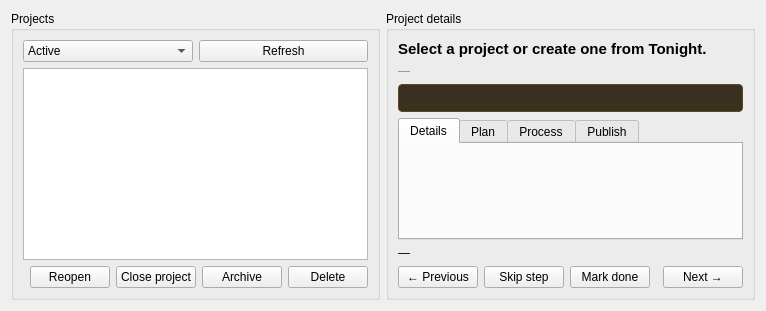
Qt form nightscribe/gui/ui/projects_tab.ui (irydeo/nightscribe) before a commit.
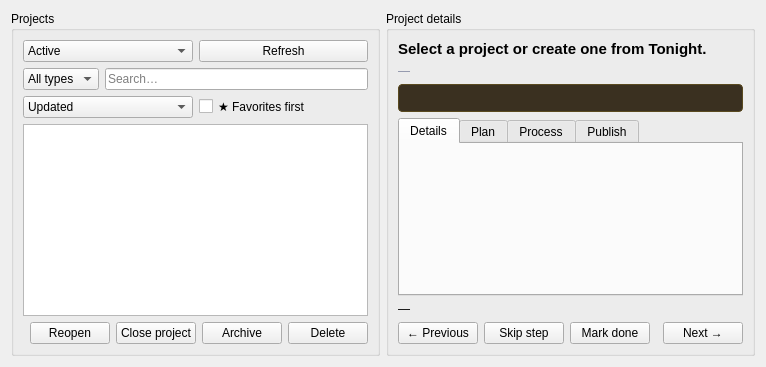
The same form after that commit.

Commit message: Core/Gui: hub classification — kind/search/favorites/sort + year grouping (subplan A3)

What changed in the file:
```diff
--- a/nightscribe/gui/ui/projects_tab.ui
+++ b/nightscribe/gui/ui/projects_tab.ui
@@ -21,6 +21,41 @@
         <item><widget class="QPushButton" name="btn_refresh"><property name="text"><string>Refresh</string></property></widget></item>
        </layout>
       </item>
+       <item>
+        <layout class="QHBoxLayout" name="classifyLayout">
+         <item>
+          <widget class="QComboBox" name="cmb_kind">
+           <item><property name="text"><string>All types</string></property></item>
+           <item><property name="text"><string>SN</string></property></item>
+           <item><property name="text"><string>NEO</string></property></item>
+           <item><property name="text"><string>Comet</string></property></item>
+           <item><property name="text"><string>PCCP</string></property></item>
+           <item><property name="text"><string>Transit</string></property></item>
+          </widget>
+         </item>
+         <item>
+          <widget class="QLineEdit" name="edt_search">
+           <property name="placeholderText"><string>Search…</string></property>
+          </widget>
+         </item>
+        </layout>
+       </item>
+       <item>
+        <layout class="QHBoxLayout" name="sortLayout">
+         <item>
+          <widget class="QComboBox" name="cmb_sort">
+           <item><property name="text"><string>Updated</string></property></item>
+           <item><property name="text"><string>Created</string></property></item>
+           <item><property name="text"><string>Name</string></property></item>
+          </widget>
+         </item>
+         <item>
+          <widget class="QCheckBox" name="chk_favorites">
+           <property name="text"><string>★ Favorites first</string></property>
+          </widget>
+         </item>
+        </layout>
+       </item>
       <item>
        <widget class="QListWidget" name="lst_projects">
         <property name="toolTip"><string>Select a project to see its guided steps</string></property>
```
Lines whose indentation alone changed are shown as unchanged. The commit also changes 4 other files.
